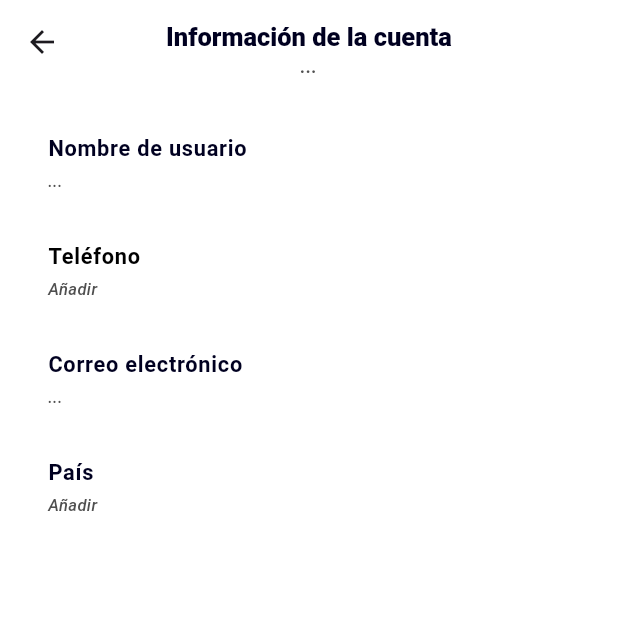
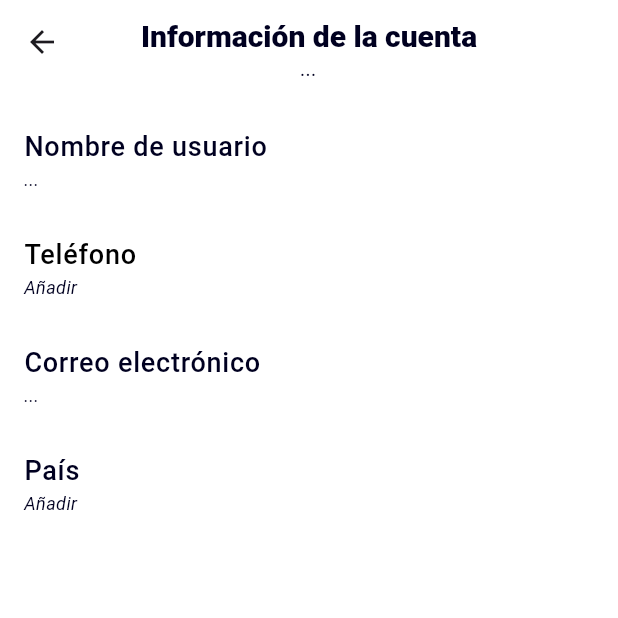
Before and after one commit to SusanDepablos/escuchamos_flutter, a Flutter app: the AccountInformation screen opened by its route, after a tap on "Nombre de usuario", on a phone screen of 412 x 824 dp, the top half of it. Run offline on Flutter 3.47's test engine with Material 3 defaults, Android fonts, the phone set to English and light mode, and no system bars; our stand-ins replace flutter_secure_storage, image_picker, photo_view; accounts and stored records are empty; network calls fail; project files that could hold a hidden picture were left out.

Commit message:
detallitos tamaños, colores

```diff
--- a/lib/App/View/BaseNavigator.dart
+++ b/lib/App/View/BaseNavigator.dart
@@ -133,6 +133,8 @@ class _BaseNavigatorState extends material.State<BaseNavigator> {
         backgroundColor: Colors.white,
         elevation: 0,
         leading: ProfileAvatar(
+          avatarSize: 30.0,
+          iconSize: 15.0,
           imageProvider: imageProvider,
           onPressed: () {
             _scaffoldKey.currentState?.openDrawer();
--- a/lib/App/View/User/AccountInformation.dart
+++ b/lib/App/View/User/AccountInformation.dart
@@ -94,7 +94,7 @@ class _AccountInformationState extends State<AccountInformation> {
               Text(
                 'Información de la cuenta',
                 style: const TextStyle(
-                  fontSize: 17,
+                  fontSize: 20,
                   fontWeight: FontWeight.w800,
                   color: AppColors.black,
                 ),
@@ -102,9 +102,8 @@ class _AccountInformationState extends State<AccountInformation> {
               Text(
                 username ?? "...",
                 style: TextStyle(
-                  fontSize: 13.5,
-                  fontWeight: FontWeight.w500, // Negrita básica
-                  color: AppColors.inputDark,
+                  fontSize: 14,
+                  color: AppColors.black,
                   fontStyle: FontStyle.italic,
                 ),
               ),
@@ -114,23 +113,22 @@ class _AccountInformationState extends State<AccountInformation> {
       ),
       body: Center(
         child: ListView(
-          padding: const EdgeInsets.all(16.0),
           children: [
+            SizedBox(height: 16),
             ListTile(
               title: Text(
                 'Nombre de usuario',
                 style: TextStyle(
-                  fontSize: 14.5,
-                  fontWeight: FontWeight.w700,
+                  fontSize: 18,
+                  fontWeight: FontWeight.w500,
                   color: AppColors.black,
                 ),
               ),
               subtitle: Text(
                 username ?? "...",
                 style: TextStyle(
-                  fontSize: 11,
-                  fontWeight: FontWeight.w500, // Negrita básica
-                  color: AppColors.inputDark,
+                  fontSize: 12,
+                  color: AppColors.black,
                   fontStyle: FontStyle.italic,
                 ),
               ),
@@ -154,17 +152,16 @@ class _AccountInformationState extends State<AccountInformation> {
               title: Text(
                 'Teléfono',
                 style: TextStyle(
-                  fontSize: 14.5,
-                  fontWeight: FontWeight.w700,
+                  fontSize: 18,
+                  fontWeight: FontWeight.w500,
                   color: Colors.black,
                 ),
               ),
               subtitle: Text(
                 isLoading ? "..." : (phoneNumber ?? "Añadir"),
                 style: TextStyle(
-                  fontSize: 11,
-                  fontWeight: FontWeight.w500, // Negrita básica
-                  color: AppColors.inputDark,
+                  fontSize: 12,
+                  color: AppColors.black,
                   fontStyle: FontStyle.italic,
                 ),
               ),
@@ -181,17 +178,16 @@ class _AccountInformationState extends State<AccountInformation> {
               title: Text(
                 'Correo electrónico',
                 style: TextStyle(
-                  fontSize: 14.5,
-                  fontWeight: FontWeight.w700,
+                  fontSize: 18,
+                  fontWeight: FontWeight.w500,
                   color: AppColors.black,
                 ),
               ),
               subtitle: Text(
                 email ?? "...",
                 style: TextStyle(
-                  fontSize: 11,
-                  fontWeight: FontWeight.w500, // Negrita básica
-                  color: AppColors.inputDark,
+                  fontSize: 12,
+                  color: AppColors.black,
                   fontStyle: FontStyle.italic,
                 ),
               ),
@@ -203,17 +199,16 @@ class _AccountInformationState extends State<AccountInformation> {
               title: Text(
                 'País',
                 style: TextStyle(
-                  fontSize: 14.5,
-                  fontWeight: FontWeight.w700,
+                  fontSize: 18,
+                  fontWeight: FontWeight.w500,
                   color: AppColors.black,
                 ),
               ),
               subtitle: Text(
                 isLoading ? "..." : (country ?? "Añadir"),
                 style: TextStyle(
-                  fontSize: 11,
-                  fontWeight: FontWeight.w500, // Negrita básica
-                  color: AppColors.inputDark,
+                  fontSize: 12,
+                  color: AppColors.black,
                   fontStyle: FontStyle.italic,
                 ),
               ),
--- a/lib/App/Widget/ProfileAvatar.dart
+++ b/lib/App/Widget/ProfileAvatar.dart
@@ -26,7 +26,7 @@ class ProfileAvatar extends StatelessWidget {
         shape: BoxShape.circle,
         border: showBorder
             ? Border.all(
-                color: Colors.white,
+                color: AppColors.whiteapp,
                 width: 3.0,
               )
             : null, // Mostrar u ocultar el borde
@@ -49,7 +49,7 @@ class ProfileAvatar extends StatelessWidget {
               Center(
                 child: Icon(
                   MaterialIcons.addphoto,
-                  color: Colors.white,
+                  color: AppColors.whiteapp,
                   size: iconSize,
                 ),
               ),
@@ -70,6 +70,7 @@ class ProfileAvatar extends StatelessWidget {
       return IconButton(
         icon: avatar,
         onPressed: onPressed,
+        padding: EdgeInsets.zero,
       );
     } else {
       return GestureDetector(
```
Also changed, not shown: lib/App/View/User/DeactivateAccount.dart (+8 -9 lines), lib/App/View/User/Profile/EditProfile.dart (+8 -3 lines), lib/App/View/User/Settings.dart (+22 -20 lines), lib/App/Widget/CustomDrawer.dart (+46 -32 lines), lib/App/Widget/icons.dart (+7 -9 lines).
